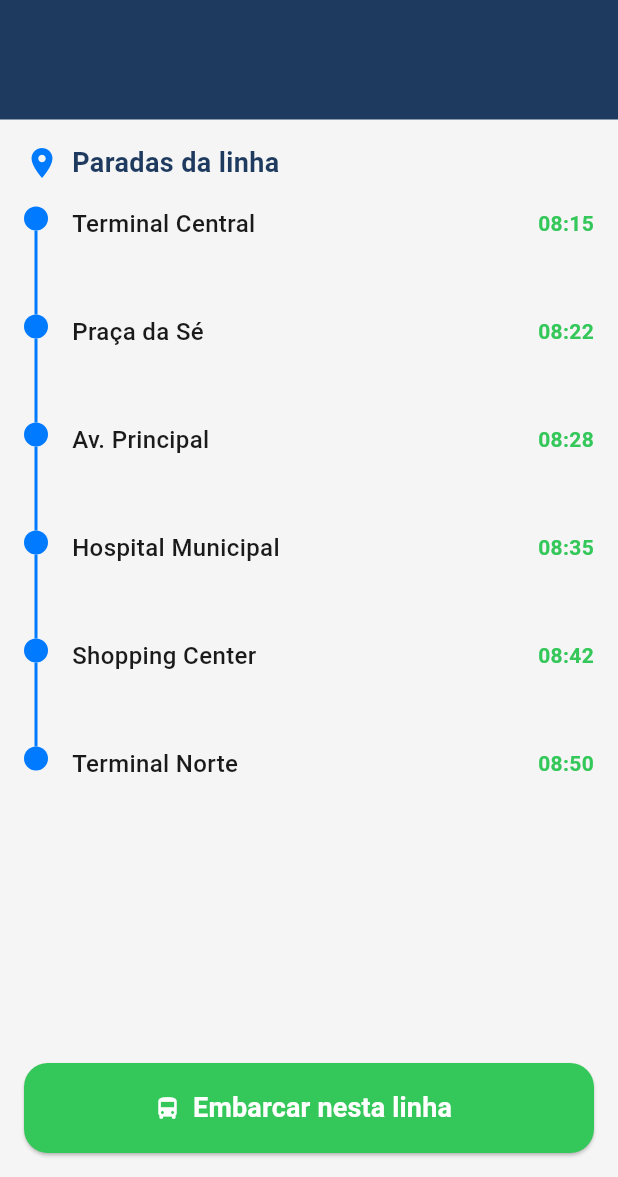
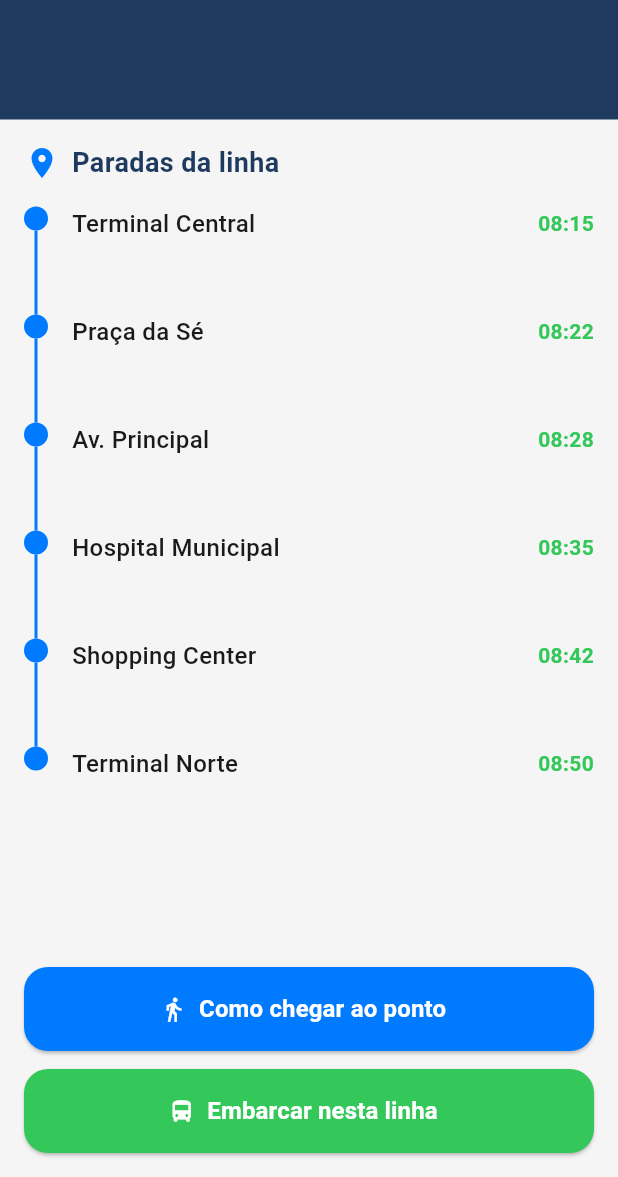
Before and after one commit to agaitecnology/vodibus-app, a Flutter app: the DetalheScreen screen opened directly with empty values, on a phone screen of 412 x 824 dp, the part 59-1236 px from its top. Run offline on Flutter 3.47's test engine with Material 3 defaults, Android fonts, the phone set to English and light mode, and no system bars.

Commit message:
feat: todas as 7 telas do mockup implementadas

```diff
--- a/03_desenvolvimento/vodibus_app/lib/screens/detalhe_screen.dart
+++ b/03_desenvolvimento/vodibus_app/lib/screens/detalhe_screen.dart
@@ -1,6 +1,7 @@
 import 'package:flutter/material.dart';
 import 'package:vodibus_app/theme/app_colors.dart';
 import 'package:vodibus_app/screens/trip_screen.dart';
+import 'package:vodibus_app/screens/walking_screen.dart';
 
 class DetalheScreen extends StatelessWidget {
   final String numero;
@@ -120,11 +121,48 @@ class DetalheScreen extends StatelessWidget {
               },
             ),
           ),
+
+          // Botões de ação
           Padding(
             padding: const EdgeInsets.all(16),
-            child: SizedBox(
+            child: Column(
+              children: [
+                SizedBox(
                   width: double.infinity,
-              height: 60,
+                  height: 56,
+                  child: ElevatedButton.icon(
+                    onPressed: () {
+                      Navigator.push(
+                        context,
+                        MaterialPageRoute(
+                          builder: (_) => WalkingScreen(destino: nome),
+                        ),
+                      );
+                    },
+                    style: ElevatedButton.styleFrom(
+                      backgroundColor: AppColors.azulMedio,
+                      shape: RoundedRectangleBorder(
+                        borderRadius: BorderRadius.circular(16),
+                      ),
+                    ),
+                    icon: const Icon(
+                      Icons.directions_walk,
+                      color: AppColors.branco,
+                    ),
+                    label: const Text(
+                      'Como chegar ao ponto',
+                      style: TextStyle(
+                        fontSize: 16,
+                        fontWeight: FontWeight.bold,
+                        color: AppColors.branco,
+                      ),
+                    ),
+                  ),
+                ),
+                const SizedBox(height: 12),
+                SizedBox(
+                  width: double.infinity,
+                  height: 56,
                   child: ElevatedButton.icon(
                     onPressed: () {
                       Navigator.push(
@@ -141,16 +179,21 @@ class DetalheScreen extends StatelessWidget {
                         borderRadius: BorderRadius.circular(16),
                       ),
                     ),
-                icon: const Icon(Icons.directions_bus, color: AppColors.branco),
+                    icon: const Icon(
+                      Icons.directions_bus,
+                      color: AppColors.branco,
+                    ),
                     label: const Text(
                       'Embarcar nesta linha',
                       style: TextStyle(
-                    fontSize: 18,
+                        fontSize: 16,
                         fontWeight: FontWeight.bold,
                         color: AppColors.branco,
                       ),
                     ),
                   ),
+                ),
+              ],
             ),
           ),
         ],
```
Also changed, not shown: 03_desenvolvimento/vodibus_app/lib/screens/walking_screen.dart (added, +198 -0 lines). Lines whose indentation alone changed are shown as unchanged.
